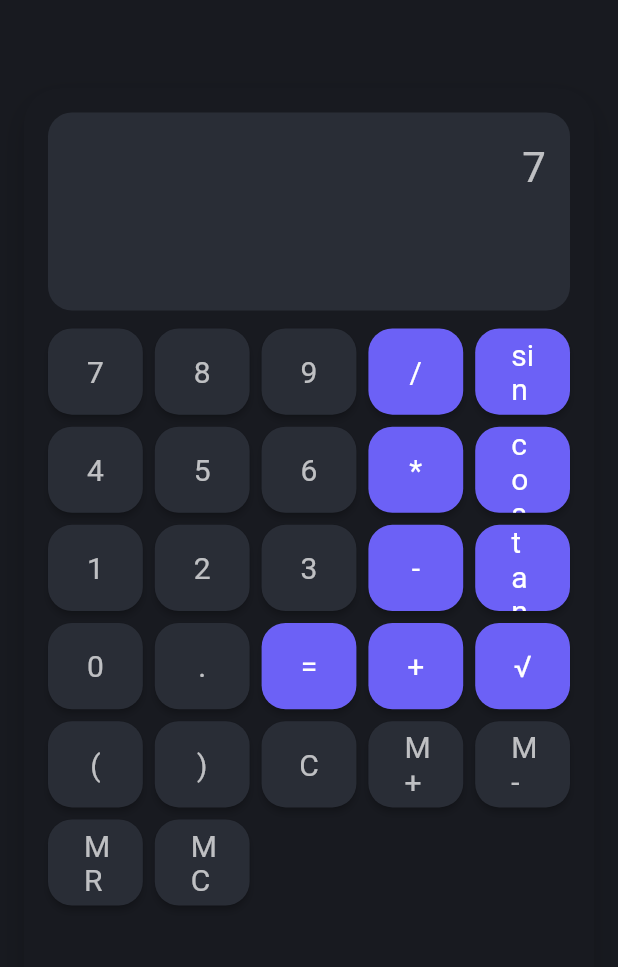
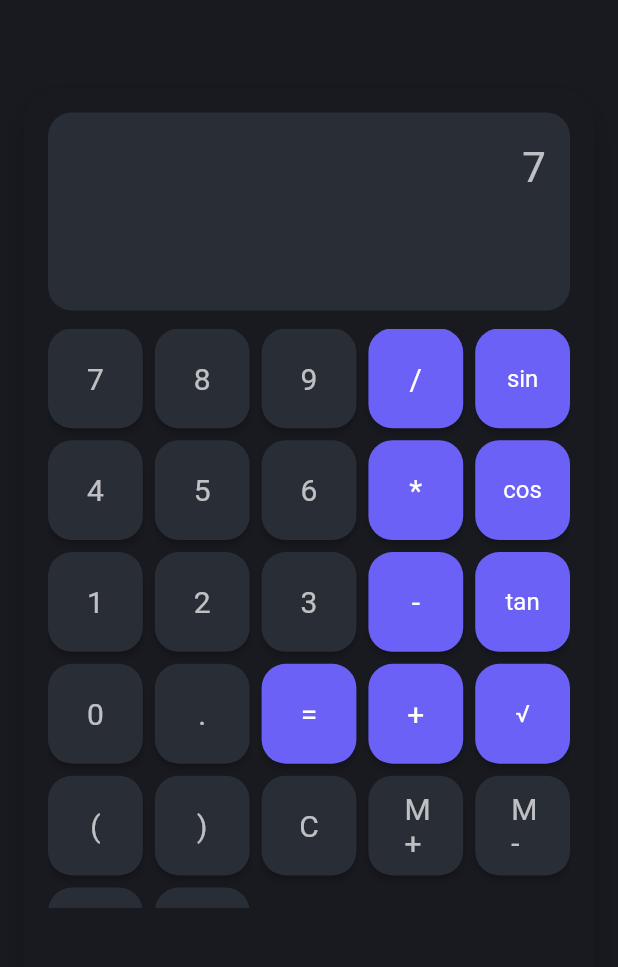
Before and after one commit to JayabrataBasu/eulex, a Flutter app: the screen it shows after launch, after a tap on an icon or button, on a phone screen of 412 x 824 dp, the part 84-1051 px from its top. Run offline on Flutter 3.47's test engine with Material 3 defaults, Android fonts, the light colour scheme and no system bars; our stand-ins replace math_expressions.

Commit message:
readjusted the buttons for trignometric functions

```diff
--- a/lib/calculator_button.dart
+++ b/lib/calculator_button.dart
@@ -18,6 +18,7 @@ class CalculatorButton extends StatelessWidget {
 
   @override
   Widget build(BuildContext context) {
+    final isFunction = ['sin', 'cos', 'tan', 'log', '√'].contains(label);
     return ElevatedButton(
       onPressed: onTap,
       style: ElevatedButton.styleFrom(
@@ -27,7 +28,10 @@ class CalculatorButton extends StatelessWidget {
           borderRadius: BorderRadius.circular(16),
         ),
         elevation: 2,
-        textStyle: const TextStyle(fontSize: 20),
+        textStyle: TextStyle(fontSize: isFunction ? 16 : 20),
+        padding: isFunction
+            ? const EdgeInsets.symmetric(vertical: 8, horizontal: 2)
+            : null,
       ),
       child: Text(label, style: TextStyle(color: textColor)),
     );
--- a/lib/main.dart
+++ b/lib/main.dart
@@ -108,6 +108,8 @@
         if (_memory != null) _expression += _memory!.toString();
       } else if (value == 'MC') {
         _memory = null;
+      } else if (value == 'sin' || value == 'cos' || value == 'tan') {
+        _expression += '$value(';
       } else {
         _expression += value;
       }
@@ -196,7 +198,7 @@
                   itemCount: _buttons.length,
                   gridDelegate: const SliverGridDelegateWithFixedCrossAxisCount(
                     crossAxisCount: 5,
-                    childAspectRatio: 1.1,
+                    childAspectRatio: 0.95, // Adjusted for better fit
                     crossAxisSpacing: 8,
                     mainAxisSpacing: 8,
                   ),
@@ -208,11 +210,11 @@
                       onTap: () => _onButtonPressed(btn),
                       isOperator: isOperator,
                       backgroundColor: isOperator
-                          ? theme.operatorButtonBackground
-                          : theme.buttonBackground,
+                          ? widget.theme.operatorButtonBackground
+                          : widget.theme.buttonBackground,
                       textColor: isOperator
-                          ? theme.operatorTextColor
-                          : theme.buttonTextColor,
+                          ? widget.theme.operatorTextColor
+                          : widget.theme.buttonTextColor,
                     );
                   },
                 ),
```
Also changed, not shown: 1 other file.
